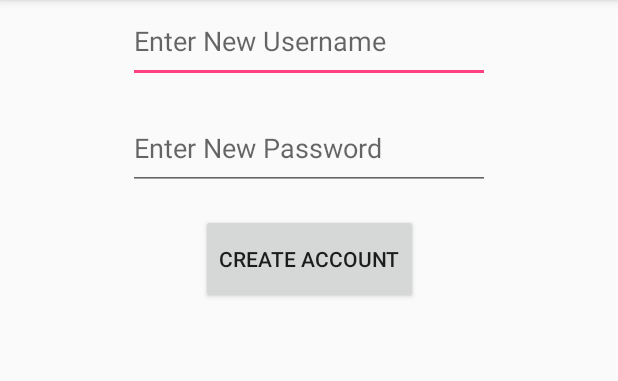
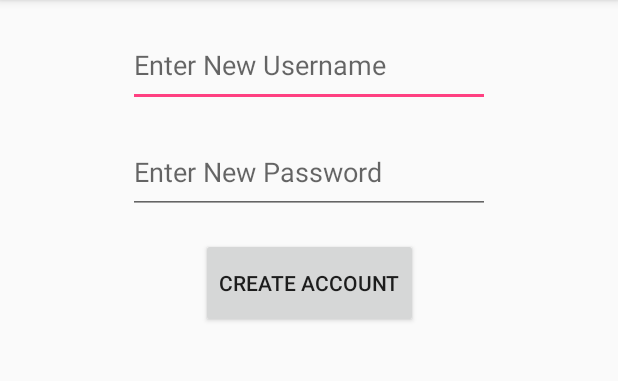
Before and after one commit to Edgineer/PetCare, an Android app: the SignUp screen opened directly, with no data from a screen before it, on a phone screen of 412 x 824 dp, the part 84-465 px from its top. Run offline under Robolectric (Android 15) with nearby library versions, the phone set to English and light mode, and no system bars.

Commit message:
First Commit Again

```diff
--- a/app/src/main/res/layout/activity_sign_up.xml
+++ b/app/src/main/res/layout/activity_sign_up.xml
@@ -12,12 +12,13 @@
         android:layout_height="55dp"
         android:layout_marginEnd="16dp"
         android:layout_marginStart="16dp"
+        android:layout_marginTop="16dp"
         android:ems="10"
         android:hint="Enter New Username"
         android:inputType="textPersonName"
         app:layout_constraintEnd_toEndOf="parent"
         app:layout_constraintStart_toStartOf="parent"
-        tools:layout_editor_absoluteY="69dp" />
+        app:layout_constraintTop_toTopOf="parent" />
 
     <EditText
         android:id="@+id/editText3"
```
